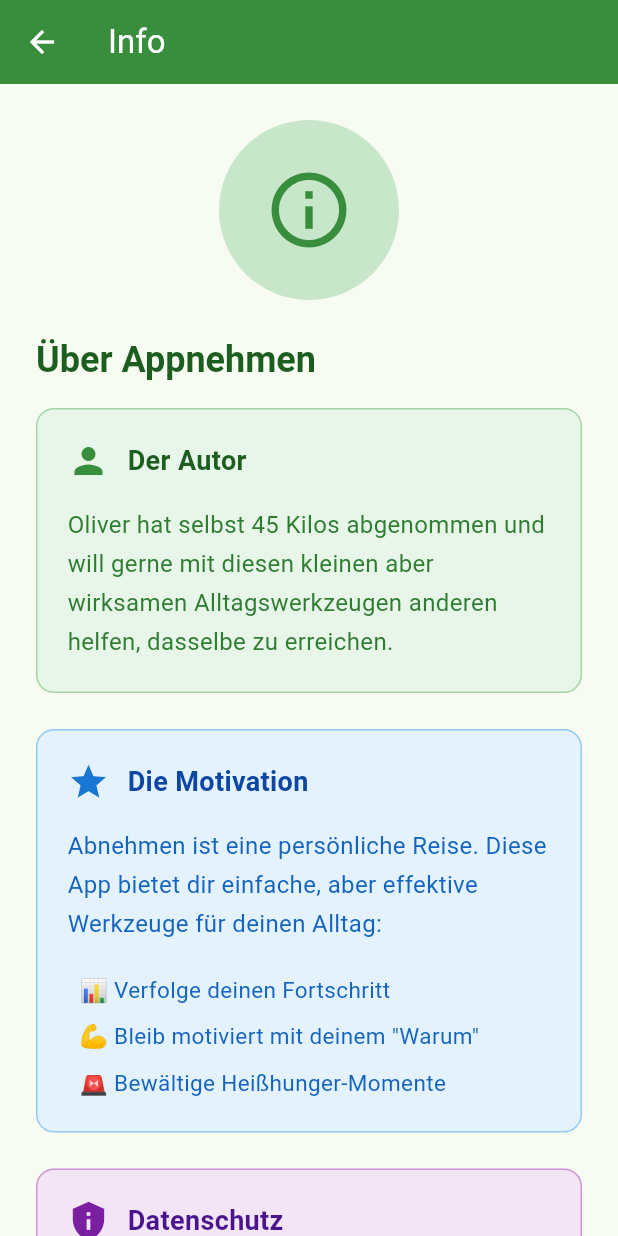
After one commit to oliverbyte/appnehmen, a Flutter app: the InfoScreen screen opened directly, on a phone screen of 412 x 824 dp. The commit adds this screen. Run offline on Flutter 3.47's test engine with Material 3 defaults, Android fonts, the phone set to English and light mode, and no system bars; our stand-ins replace fl_chart, shared_preferences; accounts and stored records are empty.

Commit message:
Add burger menu, info screen, and GitHub Pages deployment
- Add navigation drawer with all main features
- Add info screen with author story, motivation, and feedback contact
- Add README.md with installation and usage instructions
- Add GitHub Actions workflow for automated deployment
- Oliver lost 45kg and wants to help others with these daily tools

```diff
--- a/lib/screens/home_screen.dart
+++ b/lib/screens/home_screen.dart
@@ -2,6 +2,7 @@ import 'package:flutter/material.dart';
 import '../services/storage_service.dart';
 import 'emergency_checklist_screen.dart';
 import 'weight_history_screen.dart';
+import 'info_screen.dart';
 
 class HomeScreen extends StatefulWidget {
   const HomeScreen({super.key});
@@ -186,6 +187,97 @@ class _HomeScreenState extends State<HomeScreen> {
         title: const Text('Appnehmen'),
         backgroundColor: Colors.green[700],
         foregroundColor: Colors.white,
+      ),
+      drawer: Drawer(
+        child: ListView(
+          padding: EdgeInsets.zero,
+          children: [
+            DrawerHeader(
+              decoration: BoxDecoration(
+                color: Colors.green[700],
+              ),
+              child: Column(
+                crossAxisAlignment: CrossAxisAlignment.start,
+                mainAxisAlignment: MainAxisAlignment.end,
+                children: [
+                  Icon(
+                    Icons.fitness_center,
+                    size: 48,
+                    color: Colors.white,
+                  ),
+                  const SizedBox(height: 12),
+                  Text(
+                    'Appnehmen',
+                    style: TextStyle(
+                      color: Colors.white,
+                      fontSize: 24,
+                      fontWeight: FontWeight.bold,
+                    ),
+                  ),
+                  Text(
+                    'Hallo ${_userData!['name']}!',
+                    style: TextStyle(
+                      color: Colors.white70,
+                      fontSize: 16,
+                    ),
+                  ),
+                ],
+              ),
+            ),
+            ListTile(
+              leading: Icon(Icons.home, color: Colors.green[700]),
+              title: const Text('Startseite'),
+              onTap: () {
+                Navigator.of(context).pop();
+              },
+            ),
+            ListTile(
+              leading: Icon(Icons.show_chart, color: Colors.blue[700]),
+              title: const Text('Gewichtsverlauf'),
+              onTap: () {
+                Navigator.of(context).pop();
+                Navigator.of(context).push(
+                  MaterialPageRoute(
+                    builder: (context) => const WeightHistoryScreen(),
+                  ),
+                );
+              },
+            ),
+            ListTile(
+              leading: Icon(Icons.add_circle_outline, color: Colors.green[700]),
+              title: const Text('Gewicht hinzufügen'),
+              onTap: () {
+                Navigator.of(context).pop();
+                _showAddWeightDialog();
+              },
+            ),
+            ListTile(
+              leading: Icon(Icons.sos, color: Colors.orange[700]),
+              title: const Text('Heißhunger-Notfall'),
+              onTap: () {
+                Navigator.of(context).pop();
+                Navigator.of(context).push(
+                  MaterialPageRoute(
+                    builder: (context) => const EmergencyChecklistScreen(),
+                  ),
+                );
+              },
+            ),
+            const Divider(),
+            ListTile(
+              leading: Icon(Icons.info_outline, color: Colors.purple[700]),
+              title: const Text('Info'),
+              onTap: () {
+                Navigator.of(context).pop();
+                Navigator.of(context).push(
+                  MaterialPageRoute(
+                    builder: (context) => const InfoScreen(),
+                  ),
+                );
+              },
+            ),
+          ],
+        ),
       ),
       body: SafeArea(
         child: SingleChildScrollView(
--- /dev/null
+++ b/lib/screens/info_screen.dart
@@ -0,0 +1,263 @@
+import 'package:flutter/material.dart';
+
+class InfoScreen extends StatelessWidget {
+  const InfoScreen({super.key});
+
+  @override
+  Widget build(BuildContext context) {
+    return Scaffold(
+      appBar: AppBar(
+        title: const Text('Info'),
+        backgroundColor: Colors.green[700],
+        foregroundColor: Colors.white,
+      ),
+      body: SafeArea(
+        child: SingleChildScrollView(
+          padding: const EdgeInsets.all(24.0),
+          child: Column(
+            crossAxisAlignment: CrossAxisAlignment.start,
+            children: [
+              Center(
+                child: Container(
+                  width: 120,
+                  height: 120,
+                  decoration: BoxDecoration(
+                    color: Colors.green[100],
+                    shape: BoxShape.circle,
+                  ),
+                  child: Icon(
+                    Icons.info_outline,
+                    size: 60,
+                    color: Colors.green[700],
+                  ),
+                ),
+              ),
+              const SizedBox(height: 24),
+              Text(
+                'Über Appnehmen',
+                style: Theme.of(context).textTheme.headlineSmall?.copyWith(
+                      fontWeight: FontWeight.bold,
+                      color: Colors.green[900],
+                    ),
+              ),
+              const SizedBox(height: 16),
+              Container(
+                padding: const EdgeInsets.all(20),
+                decoration: BoxDecoration(
+                  color: Colors.green[50],
+                  borderRadius: BorderRadius.circular(12),
+                  border: Border.all(color: Colors.green[200]!),
+                ),
+                child: Column(
+                  crossAxisAlignment: CrossAxisAlignment.start,
+                  children: [
+                    Row(
+                      children: [
+                        Icon(Icons.person, color: Colors.green[700], size: 28),
+                        const SizedBox(width: 12),
+                        Text(
+                          'Der Autor',
+                          style: TextStyle(
+                            fontSize: 18,
+                            fontWeight: FontWeight.bold,
+                            color: Colors.green[900],
+                          ),
+                        ),
+                      ],
+                    ),
+                    const SizedBox(height: 16),
+                    Text(
+                      'Oliver hat selbst 45 Kilos abgenommen und will gerne mit diesen kleinen aber wirksamen Alltagswerkzeugen anderen helfen, dasselbe zu erreichen.',
+                      style: TextStyle(
+                        fontSize: 16,
+                        color: Colors.green[800],
+                        height: 1.6,
+                      ),
+                    ),
+                  ],
+                ),
+              ),
+              const SizedBox(height: 24),
+              Container(
+                padding: const EdgeInsets.all(20),
+                decoration: BoxDecoration(
+                  color: Colors.blue[50],
+                  borderRadius: BorderRadius.circular(12),
+                  border: Border.all(color: Colors.blue[200]!),
+                ),
+                child: Column(
+                  crossAxisAlignment: CrossAxisAlignment.start,
+                  children: [
+                    Row(
+                      children: [
+                        Icon(Icons.star, color: Colors.blue[700], size: 28),
+                        const SizedBox(width: 12),
+                        Text(
+                          'Die Motivation',
+                          style: TextStyle(
+                            fontSize: 18,
+                            fontWeight: FontWeight.bold,
+                            color: Colors.blue[900],
+                          ),
+                        ),
+                      ],
+                    ),
+                    const SizedBox(height: 16),
+                    Text(
+                      'Abnehmen ist eine persönliche Reise. Diese App bietet dir einfache, aber effektive Werkzeuge für deinen Alltag:',
+                      style: TextStyle(
+                        fontSize: 16,
+                        color: Colors.blue[800],
+                        height: 1.6,
+                      ),
+                    ),
+                    const SizedBox(height: 12),
+                    _buildBulletPoint(
+                      '📊 Verfolge deinen Fortschritt',
+                      Colors.blue,
+                    ),
+                    _buildBulletPoint(
+                      '💪 Bleib motiviert mit deinem "Warum"',
+                      Colors.blue,
+                    ),
+                    _buildBulletPoint(
+                      '🚨 Bewältige Heißhunger-Momente',
+                      Colors.blue,
+                    ),
+                  ],
+                ),
+              ),
+              const SizedBox(height: 24),
+              Container(
+                padding: const EdgeInsets.all(20),
+                decoration: BoxDecoration(
+                  color: Colors.purple[50],
+                  borderRadius: BorderRadius.circular(12),
+                  border: Border.all(color: Colors.purple[200]!),
+                ),
+                child: Column(
+                  crossAxisAlignment: CrossAxisAlignment.start,
+                  children: [
+                    Row(
+                      children: [
+                        Icon(Icons.privacy_tip, color: Colors.purple[700], size: 28),
+                        const SizedBox(width: 12),
+                        Text(
+                          'Datenschutz',
+                          style: TextStyle(
+                            fontSize: 18,
+                            fontWeight: FontWeight.bold,
+                            color: Colors.purple[900],
+                          ),
+                        ),
+                      ],
+                    ),
+                    const SizedBox(height: 16),
+                    Text(
+                      'Alle deine Daten werden ausschließlich lokal auf deinem Gerät gespeichert. Es werden keine Informationen an Server übertragen oder mit Dritten geteilt.',
+                      style: TextStyle(
+                        fontSize: 16,
+                        color: Colors.purple[800],
+                        height: 1.6,
+                      ),
+                    ),
+                  ],
+                ),
+              ),
+              const SizedBox(height: 24),
+              Container(
+                padding: const EdgeInsets.all(20),
+                decoration: BoxDecoration(
+                  color: Colors.orange[50],
+                  borderRadius: BorderRadius.circular(12),
+                  border: Border.all(color: Colors.orange[200]!),
+                ),
+                child: Column(
+                  crossAxisAlignment: CrossAxisAlignment.start,
+                  children: [
+                    Row(
+                      children: [
+                        Icon(Icons.email, color: Colors.orange[700], size: 28),
+                        const SizedBox(width: 12),
+                        Text(
+                          'Feedback & Anregungen',
+                          style: TextStyle(
+                            fontSize: 18,
+                            fontWeight: FontWeight.bold,
+                            color: Colors.orange[900],
+                          ),
+                        ),
+                      ],
+                    ),
+                    const SizedBox(height: 16),
+                    Text(
+                      'Oliver freut sich jederzeit über Feedback und Anregungen via E-Mail:',
+                      style: TextStyle(
+                        fontSize: 16,
+                        color: Colors.orange[800],
+                        height: 1.6,
+                      ),
+                    ),
+                    const SizedBox(height: 12),
+                    Row(
+                      children: [
+                        Icon(Icons.email_outlined, color: Colors.orange[700], size: 20),
+                        const SizedBox(width: 8),
+                        Text(
+                          'info@oliverbyte.de',
+                          style: TextStyle(
+                            fontSize: 16,
+                            fontWeight: FontWeight.bold,
+                            color: Colors.orange[900],
+                          ),
+                        ),
+                      ],
+                    ),
+                    const SizedBox(height: 12),
+                    Text(
+                      '(Freizeitprojekt, kein Support)',
+                      style: TextStyle(
+                        fontSize: 14,
+                        fontStyle: FontStyle.italic,
+                        color: Colors.orange[700],
+                      ),
+                    ),
+                  ],
+                ),
+              ),
+              const SizedBox(height: 32),
+              Center(
+                child: Text(
+                  'Version 1.0.0',
+                  style: TextStyle(
+                    fontSize: 14,
+                    color: Colors.grey[600],
+                  ),
+                ),
+              ),
+            ],
+          ),
+        ),
+      ),
+    );
+  }
+
+  Widget _buildBulletPoint(String text, MaterialColor color) {
+    return Padding(
+      padding: const EdgeInsets.only(left: 8, top: 8),
+      child: Row(
+        crossAxisAlignment: CrossAxisAlignment.start,
+        children: [
+          Text(
+            text,
+            style: TextStyle(
+              fontSize: 15,
+              color: color[800],
+              height: 1.5,
+            ),
+          ),
+        ],
+      ),
+    );
+  }
+}
```
Also changed, not shown: 3 other files.
